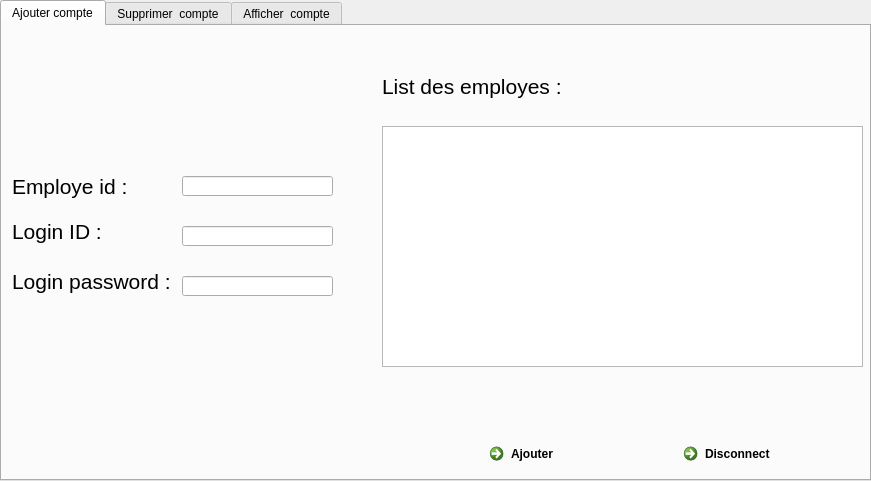
The window that Login/ajouter_employe.ui (Kaysharp42/Smart-library) describes before a commit, drawn with Qt 5.
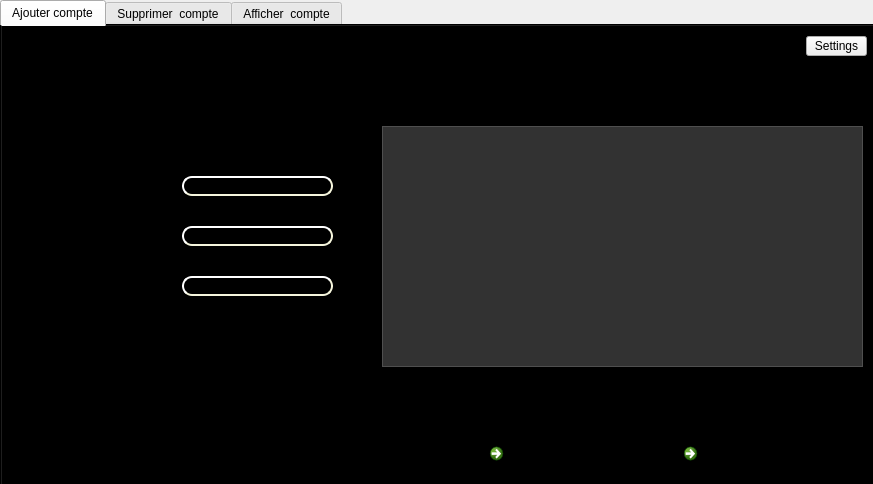
The same window after the commit. The open tabs and pages were chosen to show the change. Icons and pictures are not drawn.

Commit message: Added new tables to DataBase. Improved UI . Working on  Settings Widget . -Ahmed on main

Diff of the .ui file:
```diff
--- a/Login/ajouter_employe.ui
+++ b/Login/ajouter_employe.ui
@@ -6,8 +6,8 @@
    <rect>
     <x>0</x>
     <y>0</y>
-    <width>871</width>
-    <height>481</height>
+    <width>873</width>
+    <height>484</height>
    </rect>
   </property>
   <property name="windowTitle">
@@ -26,27 +26,29 @@
     <rect>
      <x>0</x>
      <y>0</y>
-     <width>871</width>
-     <height>481</height>
+     <width>881</width>
+     <height>491</height>
     </rect>
    </property>
    <property name="accessibleName">
     <string>&lt;html&gt;&lt;head/&gt;&lt;body&gt;&lt;p&gt;QTabWidget#tabWidget{&lt;/p&gt;&lt;p&gt;background-image: url(:/new/prefix1/MyResources/80745_c977e1f4028f918bae1e810a47e3c920.png);&lt;/p&gt;&lt;p&gt;}&lt;/p&gt;&lt;/body&gt;&lt;/html&gt;</string>
    </property>
    <property name="autoFillBackground">
-    <bool>true</bool>
+    <bool>false</bool>
    </property>
    <property name="styleSheet">
-    <string notr="true">QWidget#Ajt_Emp{
-background-image: url(:/new/prefix1/MyResources/74717143_267444830864596_8815271356854697984_n.png);}</string>
+    <string notr="true">#tabWidget{
+border-image: url(:/new/prefix1/MyResources/59524298_595553970930082_8770854359857627136_n.jpg);
+background-color: rgba(0, 0, 0, 0%);}</string>
    </property>
    <property name="currentIndex">
     <number>2</number>
    </property>
    <widget class="QWidget" name="Ajt_Emp">
     <property name="styleSheet">
-     <string notr="true">QWidget#Ajt_Emp{
-background-image: url(:/new/prefix1/MyResources/74717143_267444830864596_8815271356854697984_n.png);}</string>
+     <string notr="true">#Ajt_Emp{
+border-image: url(:/new/prefix1/MyResources/59524298_595553970930082_8770854359857627136_n.jpg);
+background-color: rgba(0, 0, 0, 0%);}</string>
     </property>
     <attribute name="title">
      <string>Ajouter compte</string>
@@ -114,6 +116,19 @@
        <height>20</height>
       </rect>
      </property>
+     <property name="styleSheet">
+      <string notr="true">  QLineEdit {
+    border-style: outset;
+    border-width: 2px;
+    border-radius: 10px;
+    border-color: beige;
+    font: bold 7px;
+    min-width: 5em;
+    padding:3px;
+background-color: rgba(0, 0, 0, 50);
+}
+</string>
+     </property>
     </widget>
     <widget class="QLineEdit" name="lineEdit_loginid">
      <property name="geometry">
@@ -124,6 +139,18 @@
        <height>20</height>
       </rect>
      </property>
+     <property name="styleSheet">
+      <string notr="true">  QLineEdit {
+    border-style: outset;
+    border-width: 2px;
+    border-radius: 10px;
+    border-color: beige;
+    font: bold 7px;
+    min-width: 5em;
+    padding:3px;
+background-color: rgba(0, 0, 0, 50);
+}</string>
+     </property>
     </widget>
     <widget class="QLineEdit" name="lineEdit_loginpass">
      <property name="geometry">
@@ -134,6 +161,18 @@
        <height>20</height>
       </rect>
      </property>
+     <property name="styleSheet">
+      <string notr="true">  QLineEdit {
+    border-style: outset;
+    border-width: 2px;
+    border-radius: 10px;
+    border-color: beige;
+    font: bold 7px;
+    min-width: 5em;
+    padding:3px;
+background-color: rgba(0, 0, 0, 50);
+}</string>
+     </property>
     </widget>
     <widget class="QTableView" name="table_empl">
      <property name="geometry">
@@ -144,6 +183,25 @@
        <height>241</height>
       </rect>
      </property>
+     <property name="styleSheet">
+      <string notr="true">QTableView {
+background: rgba(255, 255, 255,50);
+}
+QTableView QTableCornerButton::section
+{
+     background: rgba(0, 0, 0, 0%);
+}
+QTableView::item:focus
+
+{
+    color:white;
+}
+QTableView::item:selected
+{
+    color:black;
+     background: rgba(0, 0, 0, 50%);
+}</string>
+     </property>
     </widget>
     <widget class="QLabel" name="label_4">
      <property name="geometry">
@@ -247,6 +305,19 @@
       <bool>true</bool>
      </property>
     </widget>
+    <widget class="QToolButton" name="Settings">
+     <property name="geometry">
+      <rect>
+       <x>804</x>
+       <y>10</y>
+       <width>61</width>
+       <height>20</height>
+      </rect>
+     </property>
+     <property name="text">
+      <string>Settings</string>
+     </property>
+    </widget>
    </widget>
    <widget class="QWidget" name="Supp_Emp">
     <property name="autoFillBackground">
```
Left out of the diff: 118 changed lines with no effect on the pictures. The commit also changes 24 other files.
